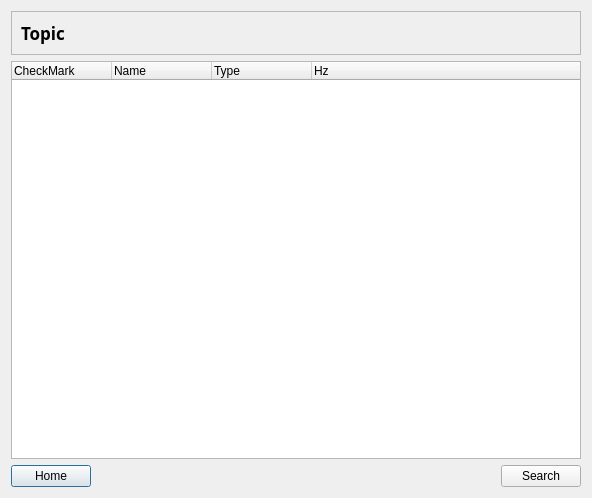
The window that ros/topic.ui (Asta224/qt) describes before a commit, drawn with Qt 5.
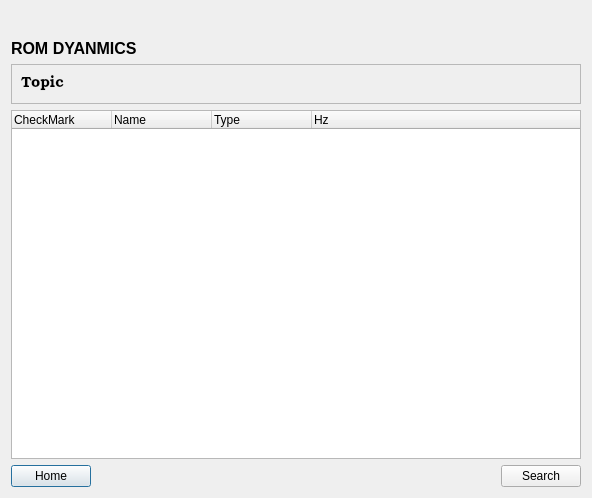
The same window after the commit. Icons and pictures are not drawn.

The edit to the form file:
```diff
--- a/ros/topic.ui
+++ b/ros/topic.ui
@@ -14,6 +14,56 @@
    <string>Dialog</string>
   </property>
   <layout class="QVBoxLayout" name="verticalLayout">
+   <item>
+    <layout class="QVBoxLayout" name="verticalLayout_2">
+     <property name="bottomMargin">
+      <number>0</number>
+     </property>
+     <item alignment="Qt::AlignLeft">
+      <widget class="QPushButton" name="pushButton">
+       <property name="sizePolicy">
+        <sizepolicy hsizetype="Maximum" vsizetype="Maximum">
+         <horstretch>0</horstretch>
+         <verstretch>0</verstretch>
+        </sizepolicy>
+       </property>
+       <property name="text">
+        <string/>
+       </property>
+       <property name="icon">
+        <iconset resource="resource.qrc">
+         <normaloff>:/data/logo2.jpg</normaloff>:/data/logo2.jpg</iconset>
+       </property>
+       <property name="iconSize">
+        <size>
+         <width>32</width>
+         <height>32</height>
+        </size>
+       </property>
+       <property name="autoDefault">
+        <bool>false</bool>
+       </property>
+       <property name="flat">
+        <bool>true</bool>
+       </property>
+      </widget>
+     </item>
+     <item>
+      <widget class="QLabel" name="label_2">
+       <property name="font">
+        <font>
+         <pointsize>12</pointsize>
+         <weight>75</weight>
+         <bold>true</bold>
+        </font>
+       </property>
+       <property name="text">
+        <string>ROM DYANMICS</string>
+       </property>
+      </widget>
+     </item>
+    </layout>
+   </item>
    <item>
     <widget class="QFrame" name="topPanel">
      <property name="sizePolicy">
@@ -33,10 +83,10 @@
        <widget class="QLabel" name="label">
         <property name="font">
          <font>
-          <family>Umpush</family>
-          <pointsize>13</pointsize>
-          <weight>75</weight>
-          <bold>true</bold>
+          <family>URW Bookman</family>
+          <pointsize>11</pointsize>
+          <weight>50</weight>
+          <bold>false</bold>
          </font>
         </property>
         <property name="text">
```
Left out of the diff: 4 changed lines with no effect on the pictures.
